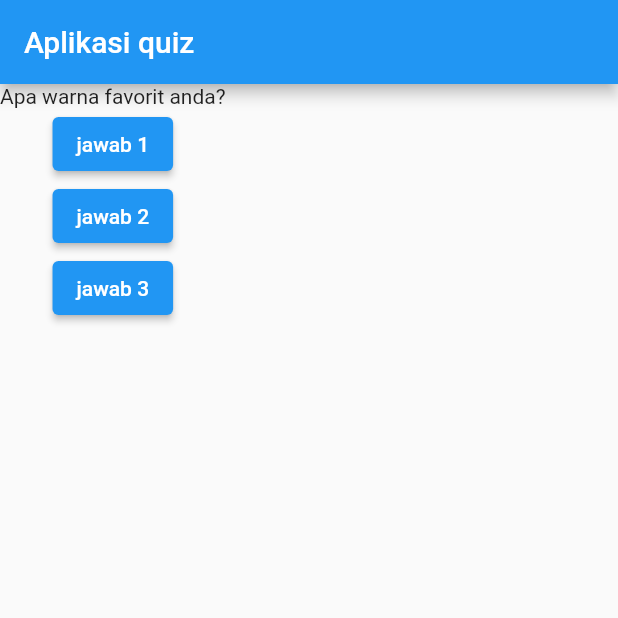
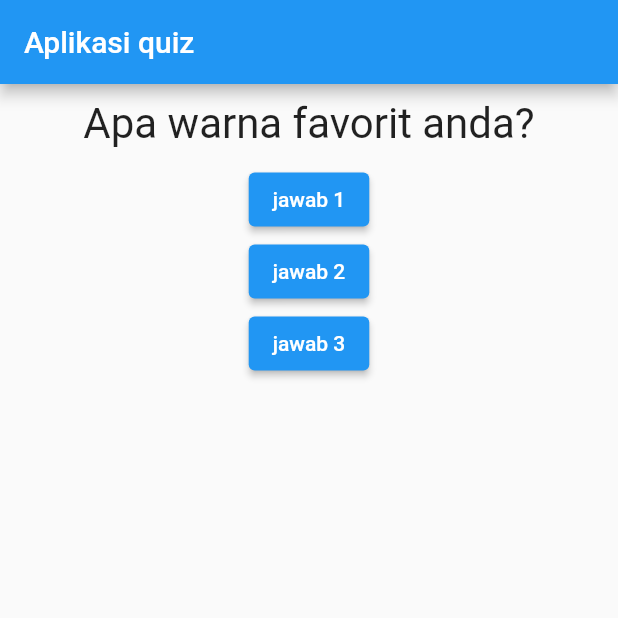
Before and after one commit to wisnutriskananda/praktikum5_mobileapps, a Flutter app: the screen it shows after launch, on a phone screen of 412 x 824 dp, the top half of it. Run offline on Flutter 3.47's test engine with Material 2 defaults, Android fonts, the phone set to English and light mode, and no system bars.

Commit message:
menambahkan widget dan mengubah raisebutton menjadi elevaton button

```diff
--- a/lib/main.dart
+++ b/lib/main.dart
@@ -1,7 +1,6 @@
 import 'package:flutter/material.dart';
 
 import './question.dart';
-
 
 // void main() {
 //   runApp(MyApp());
@@ -32,9 +31,6 @@ class _MyAppState extends State<MyApp> {
    var questions = [
      'Apa warna favorit anda?',
      'apa peliharaan favorit anda?',
-     'apa film favorit anda?',
-     'apa game favorit anda?',
-     'siapa pemain sepak bola favorit anda?',
    ];
    return MaterialApp(
      home: Scaffold(
@@ -57,6 +53,7 @@ class _MyAppState extends State<MyApp> {
            ElevatedButton(
              child: Text('jawab 3'),
              onPressed: () {
+               // ...
                print('jawab 3 dipilih');
              },
            ),
--- a/lib/question.dart
+++ b/lib/question.dart
@@ -7,6 +7,14 @@ class Question extends StatelessWidget {
 
  @override
  Widget build(BuildContext context) {
-   return Text(questionText);
+   return Container(
+     width: double.infinity,
+     margin: EdgeInsets.all(10),
+     child: Text(
+       questionText,
+       style: TextStyle(fontSize: 28),
+       textAlign: TextAlign.center,
+     ),
+   );
  }
 }
```
